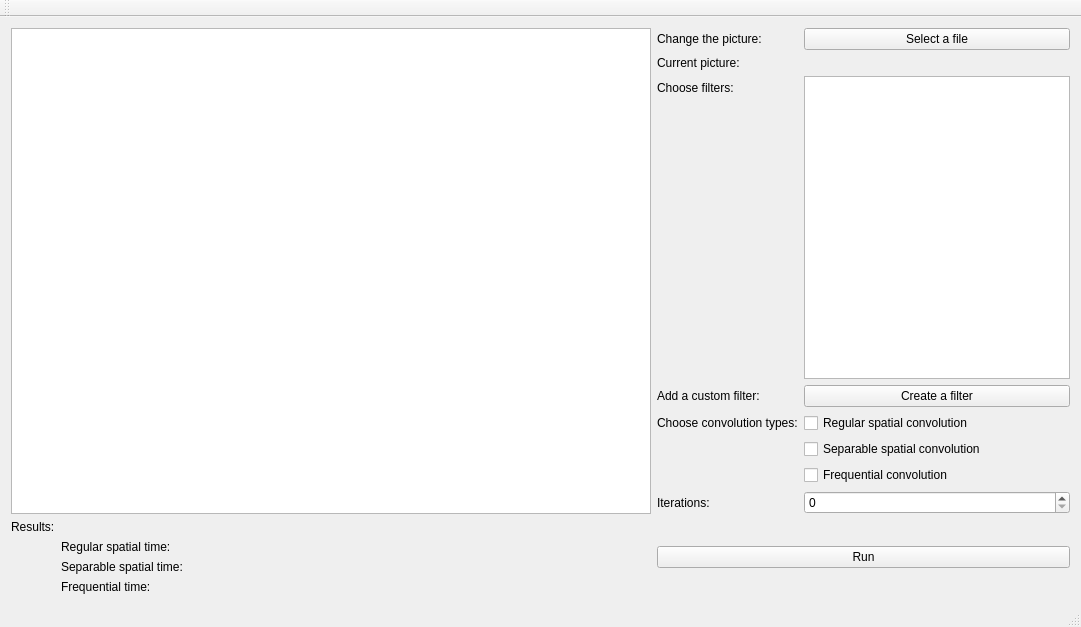
Old version of the form GUI/mainwindow.ui in the repository kohutjan/2DFFT.
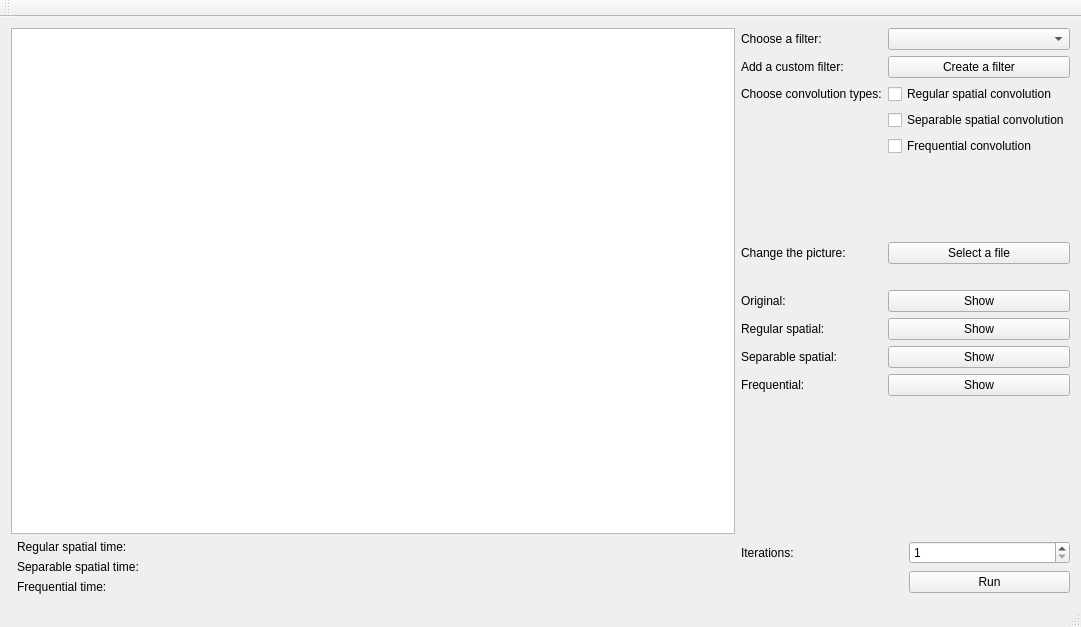
New version of the form.

Commit message: Changed the layout a bit

Diff of the .ui file:
```diff
--- a/GUI/mainwindow.ui
+++ b/GUI/mainwindow.ui
@@ -15,148 +15,225 @@
   </property>
   <widget class="QWidget" name="centralWidget">
    <layout class="QGridLayout" name="gridLayout">
+    <item row="1" column="1">
+     <layout class="QGridLayout" name="gridLayout_2">
+      <item row="0" column="1">
+       <widget class="QSpinBox" name="spinBox">
+        <property name="minimum">
+         <number>1</number>
+        </property>
+        <property name="maximum">
+         <number>99999</number>
+        </property>
+       </widget>
+      </item>
+      <item row="0" column="0">
+       <widget class="QLabel" name="label_7">
+        <property name="text">
+         <string>Iterations:</string>
+        </property>
+       </widget>
+      </item>
+      <item row="1" column="1">
+       <widget class="QPushButton" name="pushButton_3">
+        <property name="text">
+         <string>Run</string>
+        </property>
+       </widget>
+      </item>
+     </layout>
+    </item>
+    <item row="1" column="0">
+     <layout class="QFormLayout" name="formLayout_2">
+      <item row="0" column="1">
+       <widget class="QLabel" name="label_10">
+        <property name="text">
+         <string>Regular spatial time:</string>
+        </property>
+       </widget>
+      </item>
+      <item row="1" column="1">
+       <widget class="QLabel" name="label_8">
+        <property name="text">
+         <string>Separable spatial time:</string>
+        </property>
+       </widget>
+      </item>
+      <item row="2" column="1">
+       <widget class="QLabel" name="label_11">
+        <property name="text">
+         <string>Frequential time:</string>
+        </property>
+       </widget>
+      </item>
+     </layout>
+    </item>
+    <item row="0" column="0">
+     <widget class="QGraphicsView" name="graphicsView">
+      <property name="minimumSize">
+       <size>
+        <width>640</width>
+        <height>480</height>
+       </size>
+      </property>
+     </widget>
+    </item>
     <item row="0" column="1">
      <layout class="QFormLayout" name="formLayout">
-      <item row="0" column="0">
-       <widget class="QLabel" name="label">
-        <property name="text">
-         <string>Change the picture:</string>
-        </property>
-       </widget>
-      </item>
-      <item row="0" column="1">
-       <widget class="QPushButton" name="pushButton">
-        <property name="text">
-         <string>Select a file</string>
-        </property>
-       </widget>
-      </item>
       <item row="1" column="0">
-       <widget class="QLabel" name="label_2">
-        <property name="text">
-         <string>Current picture:</string>
-        </property>
-       </widget>
-      </item>
-      <item row="1" column="1">
-       <widget class="QLabel" name="label_3">
-        <property name="text">
-         <string/>
-        </property>
-       </widget>
-      </item>
-      <item row="2" column="0">
        <widget class="QLabel" name="label_4">
         <property name="text">
-         <string>Choose filters:</string>
+         <string>Choose a filter:</string>
         </property>
        </widget>
       </item>
-      <item row="2" column="1">
-       <widget class="QListWidget" name="listWidget"/>
+      <item row="1" column="1">
+       <widget class="QComboBox" name="comboBox"/>
       </item>
-      <item row="3" column="0">
+      <item row="2" column="0">
        <widget class="QLabel" name="label_5">
         <property name="text">
          <string>Add a custom filter:</string>
         </property>
        </widget>
       </item>
-      <item row="3" column="1">
+      <item row="2" column="1">
        <widget class="QPushButton" name="pushButton_2">
         <property name="text">
          <string>Create a filter</string>
         </property>
        </widget>
       </item>
-      <item row="4" column="0">
+      <item row="3" column="0">
        <widget class="QLabel" name="label_9">
         <property name="text">
          <string>Choose convolution types:</string>
         </property>
        </widget>
       </item>
-      <item row="4" column="1">
+      <item row="3" column="1">
        <widget class="QCheckBox" name="checkBox_2">
         <property name="text">
          <string>Regular spatial convolution</string>
         </property>
        </widget>
       </item>
-      <item row="5" column="1">
+      <item row="4" column="1">
        <widget class="QCheckBox" name="checkBox_3">
         <property name="text">
          <string>Separable spatial convolution</string>
         </property>
        </widget>
       </item>
-      <item row="6" column="1">
+      <item row="5" column="1">
        <widget class="QCheckBox" name="checkBox">
         <property name="text">
          <string>Frequential convolution</string>
         </property>
        </widget>
       </item>
+      <item row="6" column="1">
+       <widget class="QLabel" name="label_2">
+        <property name="text">
+         <string/>
+        </property>
+       </widget>
+      </item>
       <item row="7" column="1">
-       <widget class="QSpinBox" name="spinBox"/>
-      </item>
-      <item row="7" column="0">
-       <widget class="QLabel" name="label_7">
-        <property name="text">
-         <string>Iterations:</string>
-        </property>
-       </widget>
-      </item>
-     </layout>
-    </item>
-    <item row="0" column="0">
-     <widget class="QGraphicsView" name="graphicsView">
-      <property name="minimumSize">
-       <size>
-        <width>640</width>
-        <height>480</height>
-       </size>
-      </property>
-     </widget>
-    </item>
-    <item row="1" column="1">
-     <layout class="QVBoxLayout" name="verticalLayout_2">
-      <item>
-       <widget class="QPushButton" name="pushButton_3">
-        <property name="text">
-         <string>Run</string>
-        </property>
-       </widget>
-      </item>
-     </layout>
-    </item>
-    <item row="1" column="0">
-     <layout class="QFormLayout" name="formLayout_2">
-      <item row="0" column="0">
        <widget class="QLabel" name="label_6">
         <property name="text">
-         <string>Results:</string>
+         <string/>
         </property>
        </widget>
       </item>
-      <item row="1" column="1">
-       <widget class="QLabel" name="label_10">
+      <item row="8" column="1">
+       <widget class="QLabel" name="label_16">
         <property name="text">
-         <string>Regular spatial time:</string>
+         <string/>
         </property>
        </widget>
       </item>
-      <item row="2" column="1">
-       <widget class="QLabel" name="label_8">
+      <item row="9" column="1">
+       <widget class="QLabel" name="label_17">
         <property name="text">
-         <string>Separable spatial time:</string>
+         <string/>
         </property>
        </widget>
       </item>
-      <item row="3" column="1">
-       <widget class="QLabel" name="label_11">
+      <item row="10" column="0">
+       <widget class="QLabel" name="label">
         <property name="text">
-         <string>Frequential time:</string>
+         <string>Change the picture:</string>
+        </property>
+       </widget>
+      </item>
+      <item row="10" column="1">
+       <widget class="QPushButton" name="pushButton">
+        <property name="text">
+         <string>Select a file</string>
+        </property>
+       </widget>
+      </item>
+      <item row="12" column="0">
+       <widget class="QLabel" name="label_12">
+        <property name="text">
+         <string>Original:</string>
+        </property>
+       </widget>
+      </item>
+      <item row="12" column="1">
+       <widget class="QPushButton" name="pushButton_4">
+        <property name="text">
+         <string>Show</string>
+        </property>
+       </widget>
+      </item>
+      <item row="13" column="0">
+       <widget class="QLabel" name="label_13">
+        <property name="text">
+         <string>Regular spatial:</string>
+        </property>
+       </widget>
+      </item>
+      <item row="13" column="1">
+       <widget class="QPushButton" name="pushButton_6">
+        <property name="text">
+         <string>Show</string>
+        </property>
+       </widget>
+      </item>
+      <item row="14" column="0">
+       <widget class="QLabel" name="label_14">
+        <property name="text">
+         <string>Separable spatial:</string>
+        </property>
+       </widget>
+      </item>
+      <item row="14" column="1">
+       <widget class="QPushButton" name="pushButton_7">
+        <property name="text">
+         <string>Show</string>
+        </property>
+       </widget>
+      </item>
+      <item row="15" column="0">
+       <widget class="QLabel" name="label_15">
+        <property name="text">
+         <string>Frequential:</string>
+        </property>
+       </widget>
+      </item>
+      <item row="15" column="1">
+       <widget class="QPushButton" name="pushButton_5">
+        <property name="text">
+         <string>Show</string>
+        </property>
+       </widget>
+      </item>
+      <item row="11" column="1">
+       <widget class="QLabel" name="label_19">
+        <property name="text">
+         <string/>
         </property>
        </widget>
       </item>
```
The commit also changes 2 other files.
